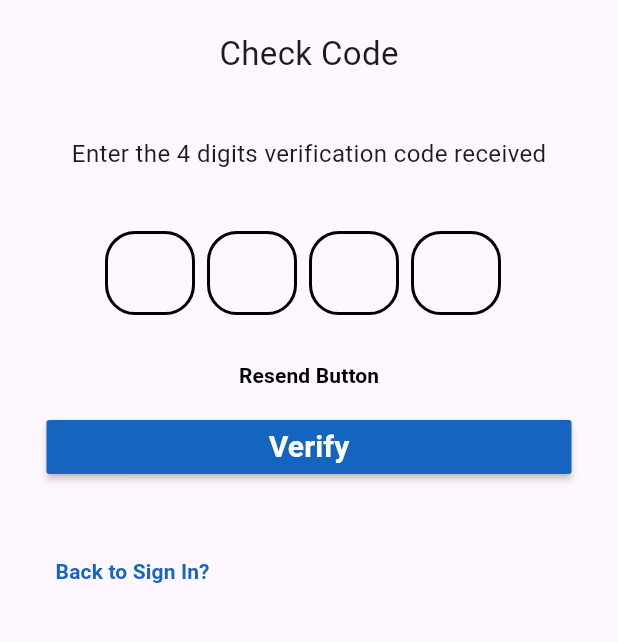
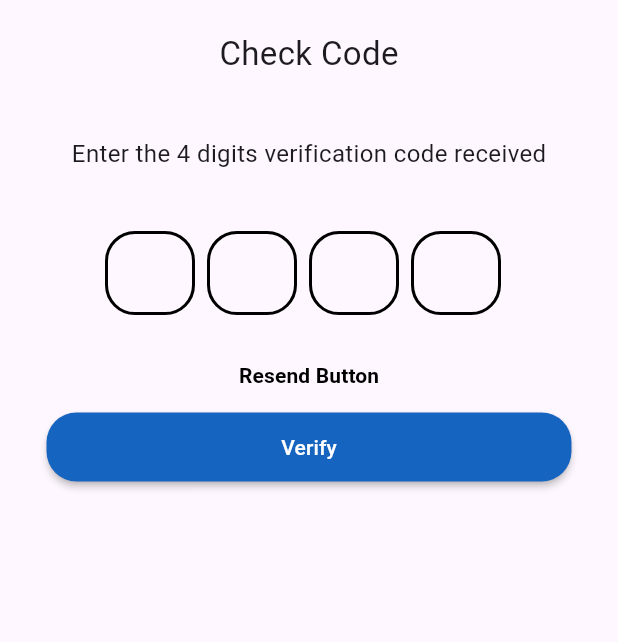
Before and after one commit to Omar-Qaneer/LetsGraduate_Mobile, a Flutter app: the VerifyCode screen opened by its route, on a phone screen of 412 x 824 dp, the part 286-928 px from its top. Run offline on Flutter 3.47's test engine with Material 3 defaults, Android fonts, the phone set to English and light mode, and no system bars; drawn by our look-alikes of flutter_otp_text_field; our stand-ins replace get, shared_preferences; accounts and stored records are empty.

Commit message:
Edit MaterialButton
Use Custom MaterialButton to minimize lines of code

```diff
--- a/lib/view/screen/auth/forgetpassword/verifycode.dart
+++ b/lib/view/screen/auth/forgetpassword/verifycode.dart
@@ -1,5 +1,6 @@
 import 'package:flutter/material.dart';
 import 'package:flutter_application_1/controller/auth/verifycode_controller.dart';
+import 'package:flutter_application_1/view/widget/auth/custommaterialbuttonauth.dart';
 import 'package:flutter_application_1/view/widget/auth/customtextbuttonauth.dart';
 import 'package:flutter_otp_text_field/flutter_otp_text_field.dart';
 import 'package:get/get.dart';
@@ -90,25 +91,10 @@ class VerifyCode extends StatelessWidget {
               //       ),
 
               //signin_button
-              MaterialButton(
-                minWidth: 350,
+              CustomMaterialButtonAuth(
+                text: "Verify",
                 onPressed: () {},
-                color: Colors.blue[800],
-                textColor: Colors.white,
-                child: const Text(
-                  "Verify",
-                  style: TextStyle(fontSize: 20, fontWeight: FontWeight.bold),
-                ),
-              ),
-
-              Padding(
-                padding: const EdgeInsets.only(top: 35, left: 25),
-                child: CustomTextButtonAuth(
-                  textOfTextButton: 'Back to Sign In?',
-                  alignment: Alignment.centerLeft,
-                  onPressed: () {},
-                ),
-              ),
+              )
             ],
           )),
         ],
```
